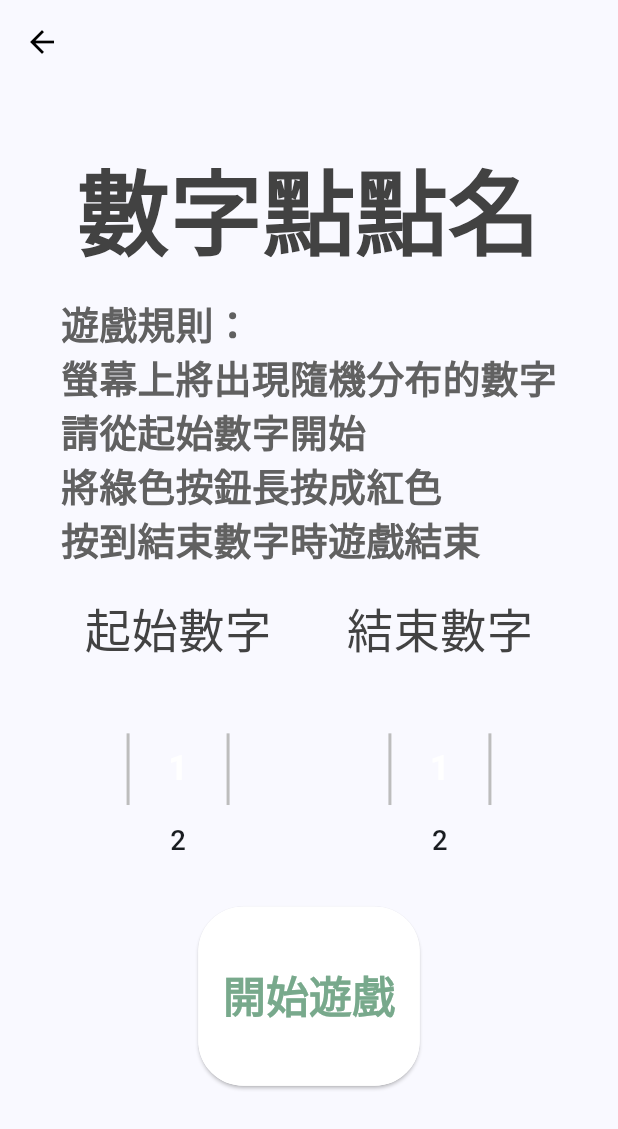
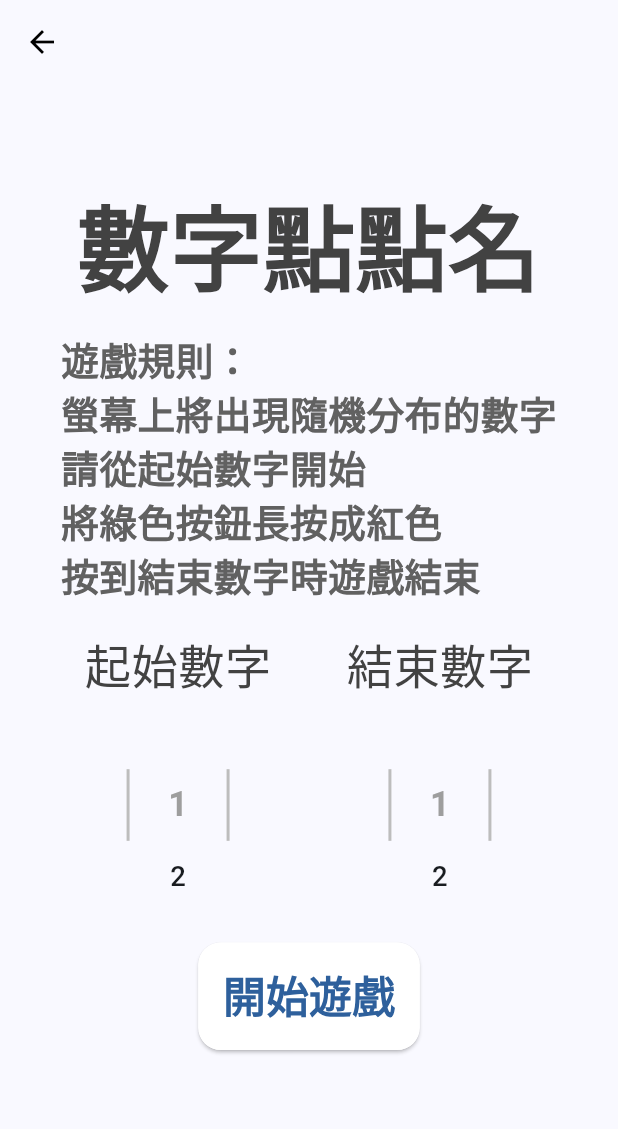
Before and after one commit to xwpi22/HEApp, a Flutter app: the NumberConnectionReadyView screen opened by its route, after a tap on an icon or button, on a phone screen of 412 x 824 dp. Shown: the top 1129 px of the screen. Run offline on Flutter 3.47's test engine with Material 3 defaults, Android fonts, the light colour scheme and no system bars; drawn by our look-alikes of numberpicker; our stand-ins replace firebase_auth, firebase_core, flutter_screenutil, google_fonts, image_picker, material_design_icons_flutter and 1 more; accounts and stored records are empty; generated files the repository leaves out were written again; network calls fail.

Commit message:
Commit for ios

```diff
--- a/lib/games/number_connection_game/number_connection_game_ready_view.dart
+++ b/lib/games/number_connection_game/number_connection_game_ready_view.dart
@@ -57,7 +57,7 @@
                   '普通模式：',
                   style: GoogleFonts.permanentMarker(
                     fontSize: 22.sp,
-                    color: globColor,
+                    color: Color(0xFF2E609C),
                     fontWeight: FontWeight.bold,
                   ),
                   // textAlign: TextAlign.left,
@@ -78,7 +78,7 @@
                   '進階模式：',
                   style: GoogleFonts.permanentMarker(
                     fontSize: 22.sp,
-                    color: globColor,
+                    color: Color(0xFF2E609C),
                     fontWeight: FontWeight.bold,
                   ),
                   // textAlign: TextAlign.left,
@@ -136,7 +136,7 @@
                     style: GoogleFonts.permanentMarker(
                       fontSize: 27.sp,
                       fontWeight: FontWeight.bold,
-                      color: globColor,
+                      color: Color(0xFF2E609C),
                     ),
                     textScaleFactor: 1,
                   ),
@@ -167,7 +167,7 @@
                     style: GoogleFonts.permanentMarker(
                       fontSize: 27.sp,
                       fontWeight: FontWeight.bold,
-                      color: globColor,
+                      color: Color(0xFF2E609C),
                     ),
                     textScaleFactor: 1,
                   ),
--- a/lib/games/number_connection_game/number_connection_game_steady_view.dart
+++ b/lib/games/number_connection_game/number_connection_game_steady_view.dart
@@ -147,13 +147,13 @@
             ElevatedButton(
               style: ElevatedButton.styleFrom(
                 backgroundColor: Colors.white,
-                maximumSize: Size(140.w, 120.h),
-                minimumSize: Size(120.w, 100.h),
+                maximumSize: Size(140.w, 80.h),
+                minimumSize: Size(120.w, 60.h),
                 shape: const RoundedRectangleBorder(
                   side: BorderSide(
                     color: Colors.white,
                   ),
-                  borderRadius: BorderRadius.all(Radius.circular(30)),
+                  borderRadius: BorderRadius.all(Radius.circular(15)),
                 ),
               ),
               onPressed: () async {
@@ -176,7 +176,7 @@
                 style: GoogleFonts.permanentMarker(
                   fontSize: 25.sp,
                   fontWeight: FontWeight.bold,
-                  color: globColor,
+                  color: Color(0xFF2E609C),
                 ),
                 textScaleFactor: 1,
               ),
--- a/lib/main.dart
+++ b/lib/main.dart
@@ -47,7 +47,7 @@
             seedColor: Color(0xFF2E609C),
           ),
           // primarySwatch: Colors.white,
-          primaryColor: Colors.white,
+          primaryColor: Colors.grey,
           secondaryHeaderColor: Colors.white,
           textTheme: TextTheme(
             displayLarge: TextStyle(
--- a/pubspec.yaml
+++ b/pubspec.yaml
@@ -41,6 +41,7 @@
   google_fonts: ^6.2.1
   material_design_icons_flutter: ^7.0.7296
   image_picker: ^1.1.2
+  image: ^3.0.1
   sqflite: ^2.4.0
   firebase_auth: ^5.3.1
   numberpicker: ^2.1.2
```
Also changed, not shown: lib/games/colors_vs_words_game/colors_vs_word_ready_view.dart (+6 -6 lines), lib/games/soldiers_in_formation/soldiers_in_formation_ready_view.dart (+5 -5 lines), lib/views/account_view/account_view.dart (+23 -5 lines), pubspec.lock, 11 other files.
